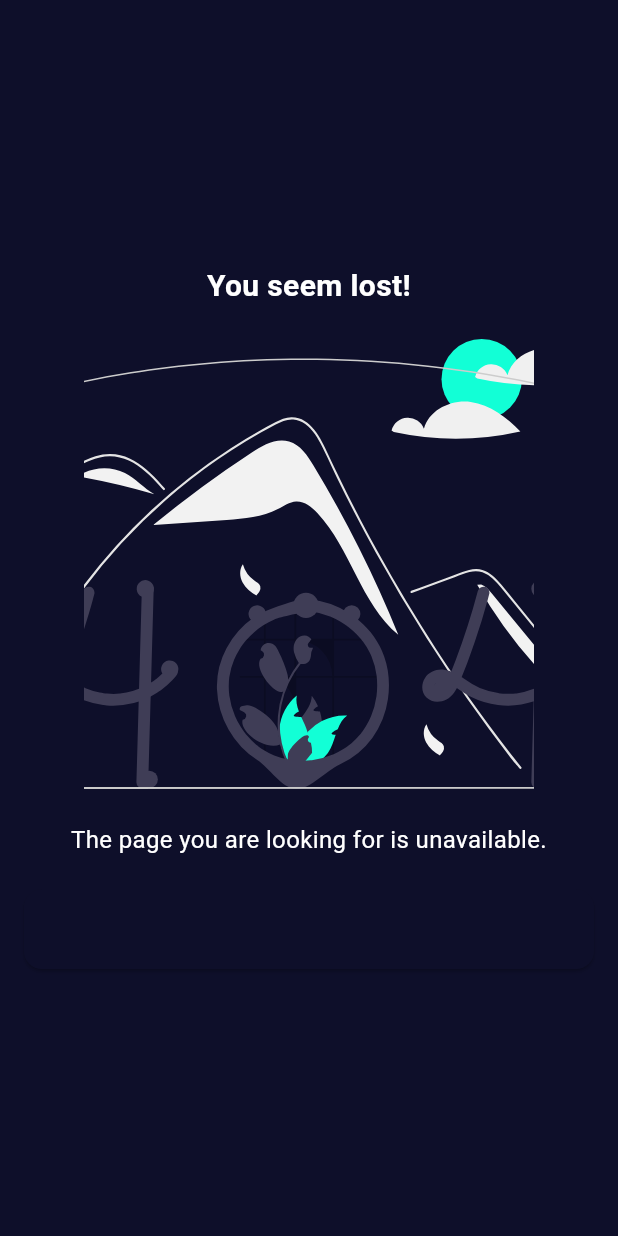
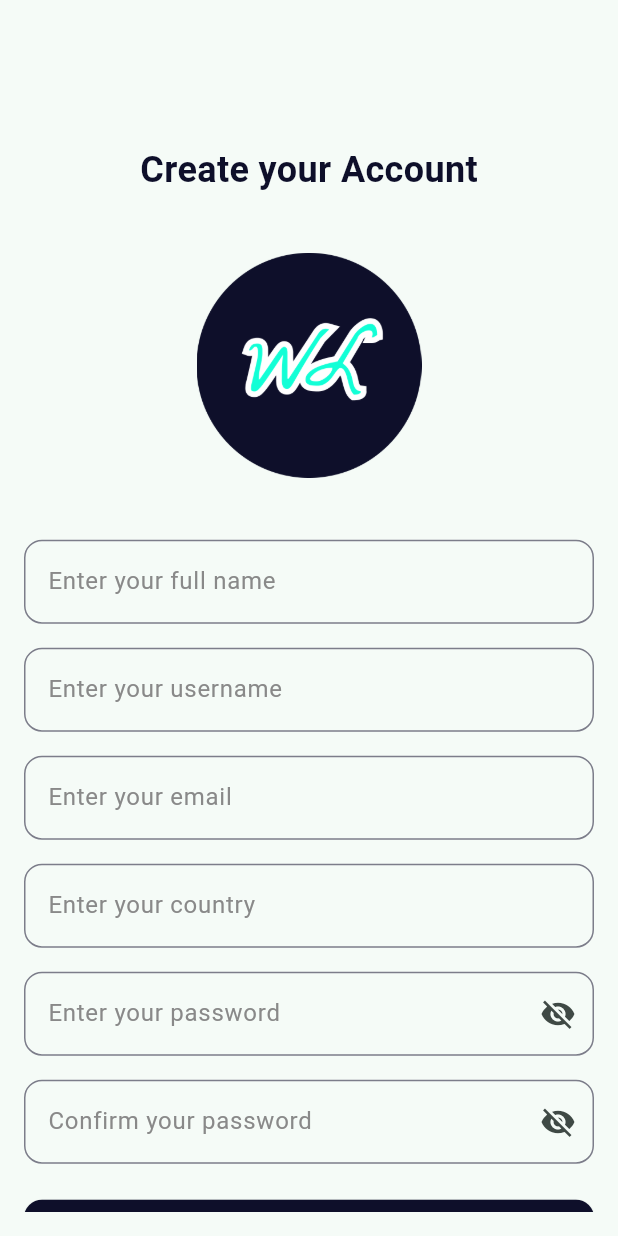
Before and after one commit to kennedyowusu/daily_weight_logs_mobile, a Flutter app: the LoginScreen screen opened by its route, after a tap on "Login to your Account", after a tap on "Sign up", on a phone screen of 412 x 824 dp. Run offline on Flutter 3.47's test engine with Material 3 defaults, Android fonts, the light colour scheme and no system bars; our stand-ins replace dio, flutter_riverpod, flutter_secure_storage, flutter_svg; accounts and stored records are empty.

Commit message:
Implement registration screen with form validation and routing

```diff
--- a/lib/features/authentication/presentation/login_screen.dart
+++ b/lib/features/authentication/presentation/login_screen.dart
@@ -4,6 +4,7 @@ import 'package:daily_weight_logs_mobile/common/widgets/weight_log_text.dart';
 import 'package:daily_weight_logs_mobile/features/authentication/application/auth_controller.dart';
 import 'package:daily_weight_logs_mobile/features/authentication/widgets/weight_log_button_text.dart';
 import 'package:daily_weight_logs_mobile/features/authentication/widgets/weight_log_input_field.dart';
+import 'package:daily_weight_logs_mobile/router/initial_routes.dart';
 import 'package:flutter/material.dart';
 import 'package:flutter_riverpod/flutter_riverpod.dart';
 
@@ -113,7 +114,7 @@ class LoginForm extends ConsumerWidget {
             const WeightLogButtonText(
               mainText: 'Don\'t have an account? ',
               actionText: 'Sign up',
-              route: '/register',
+              route: InitialRoutes.registerRoute,
             ),
           ],
         ),
--- a/lib/features/authentication/presentation/register_screen.dart
+++ b/lib/features/authentication/presentation/register_screen.dart
@@ -0,0 +1,200 @@
+import 'package:daily_weight_logs_mobile/common/constants/images.dart';
+import 'package:daily_weight_logs_mobile/common/widgets/weight_log_button.dart';
+import 'package:daily_weight_logs_mobile/common/widgets/weight_log_text.dart';
+import 'package:daily_weight_logs_mobile/features/authentication/application/auth_controller.dart';
+import 'package:daily_weight_logs_mobile/features/authentication/widgets/weight_log_button_text.dart';
+import 'package:daily_weight_logs_mobile/features/authentication/widgets/weight_log_input_field.dart';
+import 'package:daily_weight_logs_mobile/router/initial_routes.dart';
+import 'package:flutter/material.dart';
+import 'package:flutter_riverpod/flutter_riverpod.dart';
+
+class RegisterScreen extends ConsumerWidget {
+  const RegisterScreen({super.key});
+
+  @override
+  Widget build(BuildContext context, WidgetRef ref) {
+    final authState = ref.watch(authControllerProvider);
+
+    return Scaffold(
+      body: authState.when(
+        data: (authResponse) {
+          if (authResponse != null && authResponse.token != null) {
+            return Center(child: Text('Welcome, ${authResponse.user?.name}!'));
+          }
+          return RegisterForm();
+        },
+        loading: () => const Center(child: CircularProgressIndicator()),
+        error: (err, stack) => Center(child: Text('Error: $err')),
+      ),
+    );
+  }
+}
+
+class RegisterForm extends ConsumerWidget {
+  final TextEditingController nameController = TextEditingController();
+  final TextEditingController usernameController = TextEditingController();
+  final TextEditingController emailController = TextEditingController();
+  final TextEditingController countryController = TextEditingController();
+  final TextEditingController passwordController = TextEditingController();
+  final TextEditingController confirmPasswordController =
+      TextEditingController();
+  final GlobalKey<FormState> formKey = GlobalKey<FormState>();
+
+  RegisterForm({super.key});
+
+  @override
+  Widget build(BuildContext context, WidgetRef ref) {
+    return Padding(
+      padding: const EdgeInsets.all(16.0),
+      child: Form(
+        key: formKey,
+        child: SingleChildScrollView(
+          child: Column(
+            mainAxisAlignment: MainAxisAlignment.start,
+            children: [
+              SizedBox(height: MediaQuery.sizeOf(context).height * 0.1),
+              const WeightLogText(
+                text: 'Create your Account',
+                fontSize: 24,
+                fontWeight: FontWeight.bold,
+              ),
+              SizedBox(height: MediaQuery.sizeOf(context).height * 0.05),
+              Image.asset(
+                weightLogoPng,
+                width: 150,
+                height: 150,
+              ),
+              SizedBox(height: MediaQuery.sizeOf(context).height * 0.05),
+
+              // Name Field
+              WeightLogInputField(
+                controller: nameController,
+                hintText: 'Enter your full name',
+                labelText: 'Full Name',
+                validator: (value) {
+                  if (value == null || value.isEmpty) {
+                    return 'Please enter your name';
+                  }
+                  return null;
+                },
+              ),
+              const SizedBox(height: 16),
+
+              // Username Field
+              WeightLogInputField(
+                controller: usernameController,
+                hintText: 'Enter your username',
+                labelText: 'Username',
+                validator: (value) {
+                  if (value == null || value.isEmpty) {
+                    return 'Please enter your username';
+                  }
+                  return null;
+                },
+              ),
+              const SizedBox(height: 16),
+
+              // Email Field
+              WeightLogInputField(
+                controller: emailController,
+                hintText: 'Enter your email',
+                labelText: 'Email',
+                validator: (value) {
+                  if (value == null || value.isEmpty) {
+                    return 'Please enter your email';
+                  }
+                  if (!RegExp(r"^[a-zA-Z0-9.]+@[a-zA-Z0-9]+\.[a-zA-Z]+")
+                      .hasMatch(value)) {
+                    return 'Please enter a valid email address';
+                  }
+                  return null;
+                },
+              ),
+              const SizedBox(height: 16),
+
+              // Country Field
+              WeightLogInputField(
+                controller: countryController,
+                hintText: 'Enter your country',
+                labelText: 'Country',
+                validator: (value) {
+                  if (value == null || value.isEmpty) {
+                    return 'Please enter your country';
+                  }
+                  return null;
+                },
+              ),
+              const SizedBox(height: 16),
+
+              // Password Field
+              WeightLogInputField(
+                controller: passwordController,
+                hintText: 'Enter your password',
+                labelText: 'Password',
+                obscureText: true,
+                suffixIcon: const Icon(Icons.visibility_off),
+                validator: (value) {
+                  if (value == null || value.isEmpty) {
+                    return 'Please enter your password';
+                  }
+                  if (value.length < 6) {
+                    return 'Password must be at least 6 characters';
+                  }
+                  return null;
+                },
+              ),
+              const SizedBox(height: 16),
+
+              // Confirm Password Field
+              WeightLogInputField(
+                controller: confirmPasswordController,
+                hintText: 'Confirm your password',
+                labelText: 'Confirm Password',
+                obscureText: true,
+                suffixIcon: const Icon(Icons.visibility_off),
+                validator: (value) {
+                  if (value == null || value.isEmpty) {
+                    return 'Please confirm your password';
+                  }
+                  if (value != passwordController.text) {
+                    return 'Passwords do not match';
+                  }
+                  return null;
+                },
+              ),
+              const SizedBox(height: 24),
+
+              // Register Button
+              WeightLogButton(
+                text: 'Create Account',
+                buttonTextColor: Colors.white,
+                isEnabled: true,
+                key: const Key('register_button'),
+                onPressed: () async {
+                  if (formKey.currentState?.validate() == true) {
+                    await ref.read(authControllerProvider.notifier).register(
+                          nameController.text.trim(),
+                          usernameController.text.trim(),
+                          emailController.text.trim(),
+                          countryController.text.trim(),
+                          passwordController.text.trim(),
+                          confirmPasswordController.text.trim(),
+                        );
+                  }
+                },
+              ),
+              const SizedBox(height: 16),
+
+              // Navigate to Login
+              const WeightLogButtonText(
+                mainText: 'Already have an account? ',
+                actionText: 'Sign in',
+                route: InitialRoutes.loginRoute,
+              ),
+            ],
+          ),
+        ),
+      ),
+    );
+  }
+}
--- a/lib/router/app_router.dart
+++ b/lib/router/app_router.dart
@@ -1,4 +1,5 @@
 import 'package:daily_weight_logs_mobile/features/authentication/presentation/login_screen.dart';
+import 'package:daily_weight_logs_mobile/features/authentication/presentation/register_screen.dart';
 import 'package:daily_weight_logs_mobile/features/not_found/presentation/not_found_screen.dart';
 import 'package:daily_weight_logs_mobile/features/onboarding/presentation/onboarding_screen.dart';
 import 'package:daily_weight_logs_mobile/router/initial_routes.dart';
@@ -15,6 +16,8 @@ class AppRouter {
         return MaterialPageRoute(builder: (_) => const OnboardingScreen());
       case InitialRoutes.loginRoute:
         return MaterialPageRoute(builder: (_) => const LoginScreen());
+      case InitialRoutes.registerRoute:
+        return MaterialPageRoute(builder: (_) => const RegisterScreen());
 
       // Undefined routes
       default:
```
